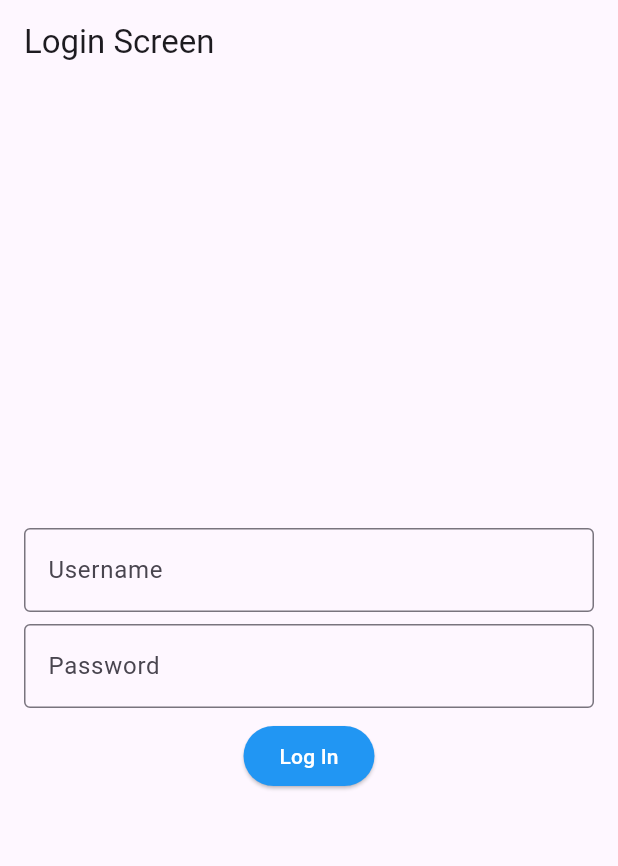
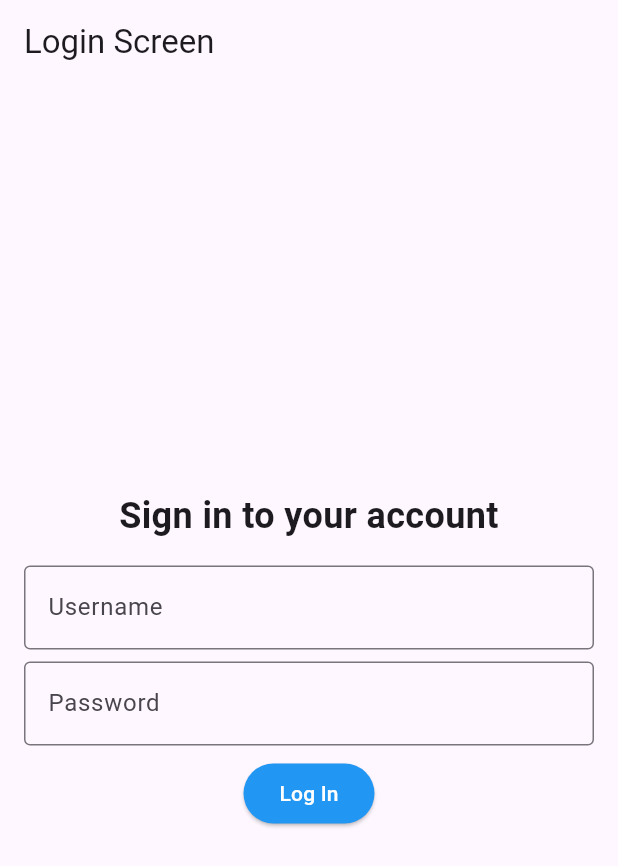
Before and after one commit to CalistDsouza/Patient_Management_System, a Flutter app: the screen it shows after launch, on a phone screen of 412 x 824 dp. Shown: the top 866 px of the screen. Run offline on Flutter 3.47's test engine with Material 3 defaults, Android fonts, the phone set to English and light mode, and no system bars.

Commit message:
minor changes

```diff
--- a/lib/EditPatientProfileScreen.dart
+++ b/lib/EditPatientProfileScreen.dart
@@ -32,7 +32,7 @@ class _EditPatientProfileScreenState extends State<EditPatientProfileScreen> {
       _fetchedPatient; // State variable to store the fetched Patient object
 
   Future<Patient> fetchPatientDetails() async {
-    // Replace 'http://127.0.0.1:5000/Patients/${widget.patientId}' with your actual server URL
+
     final response = await http
         .get(Uri.parse('http://127.0.0.1:5000/Patients/${widget.patientId}'));
 
--- a/lib/main.dart
+++ b/lib/main.dart
@@ -54,6 +54,17 @@ class _MyLoginScreenState extends State<MyLoginScreen> {
           child: Column(
             mainAxisAlignment: MainAxisAlignment.center,
             children: [
+              // Sign in to your account title
+              Text(
+                'Sign in to your account',
+                textAlign: TextAlign.center, // Center the text
+                style: TextStyle(
+                 fontSize: 24, // Adjust the font size as needed
+                 fontWeight: FontWeight.bold, // Make the text bold
+                ),
+              ),
+              SizedBox(height: 16), // Add some space between the title and the input fields
+
               // Email Input Field
               TextFormField(
                 controller: _emailController,
```
Lines whose indentation alone changed are shown as unchanged.
